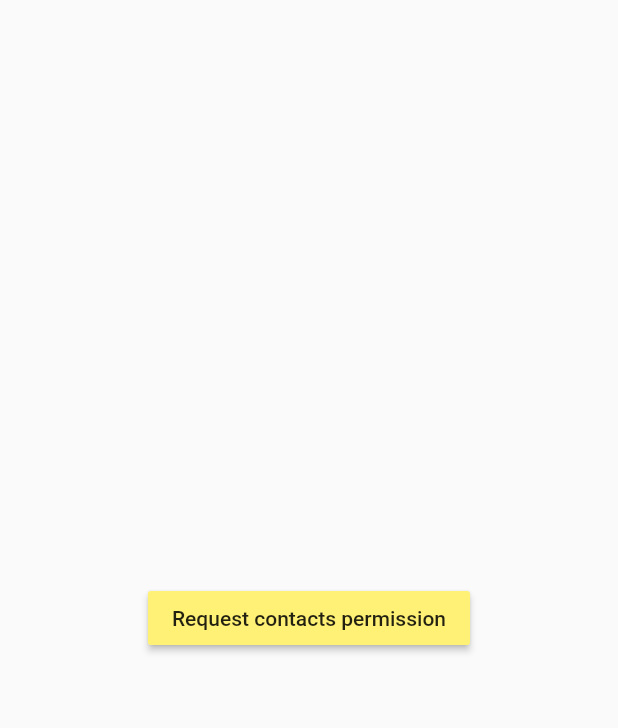
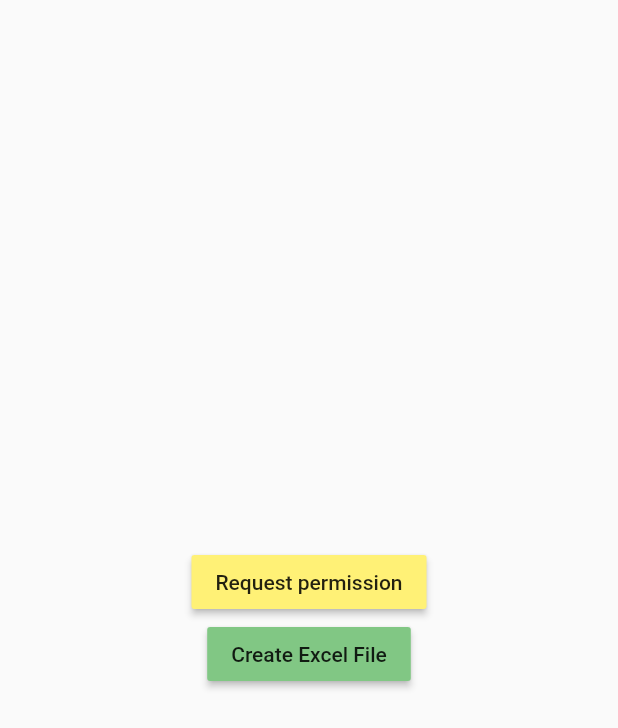
Before and after one commit to kitsoNamane/vsnap, a Flutter app: the screen it shows after launch, on a phone screen of 412 x 824 dp. Shown: the top 728 px of the screen. Run offline on Flutter 3.47's test engine with Material 2 defaults, Android fonts, the phone set to English and light mode, and no system bars; our stand-ins replace permission_handler; missing offline and left inert: flutter_mrz_scanner.

Commit message:
create excel file

```diff
--- a/lib/main.dart
+++ b/lib/main.dart
@@ -1,4 +1,5 @@
 import 'package:flutter/material.dart';
+import 'package:vsnap/data/local/excel_data_source.dart';
 import 'package:vsnap/utils/permissions_service.dart';
 import 'package:vsnap/utils/utils.dart';
 
@@ -11,13 +12,36 @@ class MyApp extends StatelessWidget {
         title: 'Flutter Demo',
         home: Scaffold(
           body: Center(
-            child: MaterialButton(
-              color: Colors.yellow[300],
-              child: Text('Request contacts permission'),
-              onPressed: () {
-                PermissionsService.getAppPermissions();
-                Utils.myUtils();
-              },
+            child: Column(
+              crossAxisAlignment: CrossAxisAlignment.center,
+              mainAxisAlignment: MainAxisAlignment.center,
+              children: <Widget>[
+                MaterialButton(
+                  color: Colors.yellow[300],
+                  child: Text('Request permission'),
+                  onPressed: () {
+                    PermissionsService.getAppPermissions();
+                    //Utils.myUtils();
+                    //var _excel = ExcelDataSource();
+                    //_excel.createExcelFile();
+                  },
+                ),
+                MaterialButton(
+                  color: Colors.green[300],
+                  child: Text('Create Excel File'),
+                  onPressed: () {
+                    var _excel = ExcelDataSource();
+                    _excel.createExcelFile(Utils.getCurrentTime()).then((file) {
+                      print(file.path);
+                    });
+                    //var _file =
+                    //    FileStorage.file("${Utils.getCurrentTime()}.xlsx")
+                    //        .then((file) {
+                    //  print(file.path);
+                    //});
+                  },
+                ),
+              ],
             ),
           ),
         ));
--- a/lib/utils/utils.dart
+++ b/lib/utils/utils.dart
@@ -1,4 +1,4 @@
-export 'file.dart';
+export 'file_storage.dart';
 export 'permissions_service.dart';
 
 import 'package:intl/intl.dart';
```
Also changed, not shown: lib/utils/file.dart (deleted), 1 other file.
